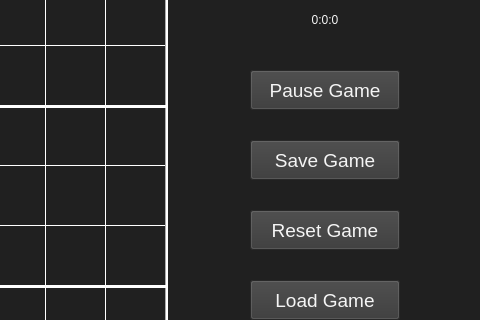
geordiepearson/Sudoku-Solver, file sudokupuzzle.ui: the form before one commit; both pictures show x 420 to 900 and y 200 to 520 of the 900 by 750 pixel window.
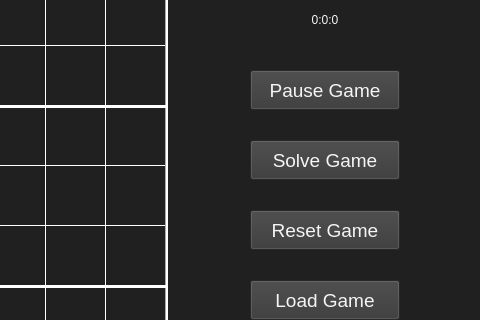
The form after the commit.

```diff
--- a/sudokupuzzle.ui
+++ b/sudokupuzzle.ui
@@ -3764,7 +3764,7 @@
      </font>
     </property>
     <property name="text">
-     <string>Save Game</string>
+     <string>Solve Game</string>
     </property>
    </widget>
    <widget class="QPushButton" name="LoadButton">
```
Left out of the diff: 4 changed lines with no effect on the pictures.
